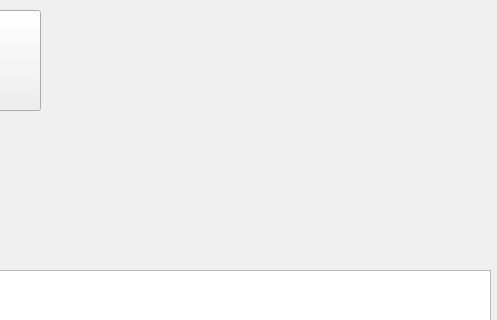
First picture: the form in Projects/LeuciusCalculator/mainwindow.ui, repository aurora-development-team/LeuciusCalculator, before the edit; both pictures show x 320 to 817 and y 0 to 320 of the 817 by 1200 pixel window.
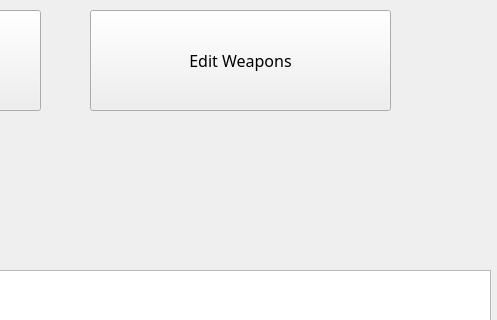
Second picture: the form after the edit.

Commit message: weapon edit and weapon removal added

Diff of the .ui file:
```diff
--- a/Projects/LeuciusCalculator/mainwindow.ui
+++ b/Projects/LeuciusCalculator/mainwindow.ui
@@ -463,6 +463,25 @@
      <string>Add new Weapon</string>
     </property>
    </widget>
+   <widget class="QPushButton" name="editWep">
+    <property name="geometry">
+     <rect>
+      <x>410</x>
+      <y>10</y>
+      <width>301</width>
+      <height>101</height>
+     </rect>
+    </property>
+    <property name="font">
+     <font>
+      <family>High Tower Text</family>
+      <pointsize>12</pointsize>
+     </font>
+    </property>
+    <property name="text">
+     <string>Edit Weapons</string>
+    </property>
+   </widget>
   </widget>
   <widget class="QMenuBar" name="menubar">
    <property name="geometry">
```
The commit also changes 27 other files.
